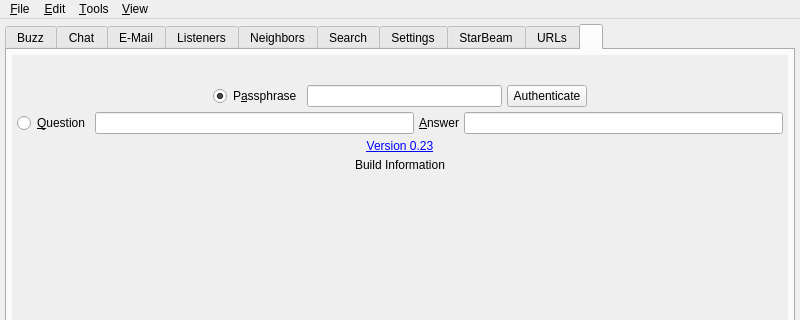
The window that branches/trunk/UI/controlcenter.ui (textbrowser/spot-on) describes before a commit, drawn with Qt 5; both pictures show x 0 to 800 and y 0 to 320 of the 800 by 600 pixel window.
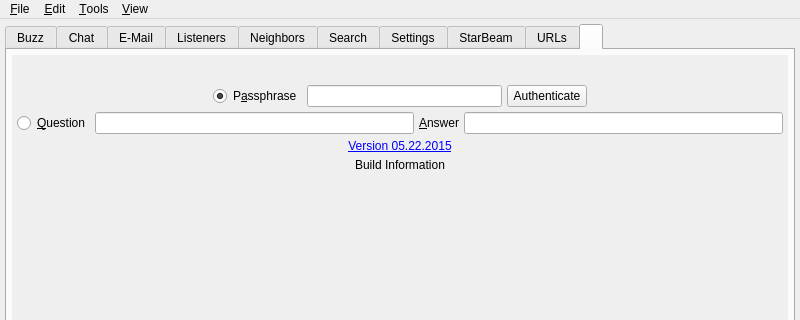
The same window after the commit. The open tabs and pages were chosen to show the change. Icons and pictures are not drawn. Custom widgets are drawn as their Qt base class.

Commit message: Changed version format. GB work.

What changed in the file:
```diff
--- a/branches/trunk/UI/controlcenter.ui
+++ b/branches/trunk/UI/controlcenter.ui
@@ -7746,7 +7746,7 @@
               <item>
                <widget class="QLabel" name="label_35">
                 <property name="text">
-                 <string>&lt;html&gt;&lt;head/&gt;&lt;body&gt;&lt;p&gt;&lt;a href=&quot;https://github.com/textbrowser/spot-on/blob/master/branches/Documentation/RELEASE-NOTES&quot;&gt;&lt;span style=&quot; text-decoration: underline; color:#0000ff;&quot;&gt;Version 0.23&lt;/span&gt;&lt;/a&gt;&lt;/p&gt;&lt;/body&gt;&lt;/html&gt;</string>
+                 <string>&lt;html&gt;&lt;head/&gt;&lt;body&gt;&lt;p&gt;&lt;a href=&quot;https://github.com/textbrowser/spot-on/blob/master/branches/Documentation/RELEASE-NOTES&quot;&gt;&lt;span style=&quot; text-decoration: underline; color:#0000ff;&quot;&gt;Version 05.22.2015&lt;/span&gt;&lt;/a&gt;&lt;/p&gt;&lt;/body&gt;&lt;/html&gt;</string>
                 </property>
                 <property name="textFormat">
                  <enum>Qt::AutoText</enum>
```
The commit also changes 6 other files.
